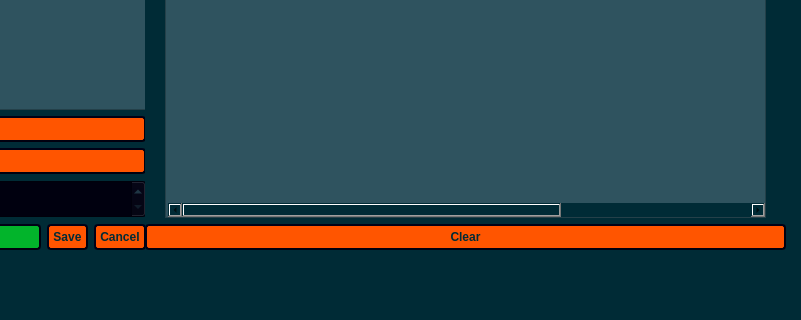
The window that argdialog.ui (StronglogicSolutions/ky_gui) describes before a commit, drawn with Qt 5; both pictures show x 565 to 1366 and y 351 to 671 of the 1366 by 671 pixel window.
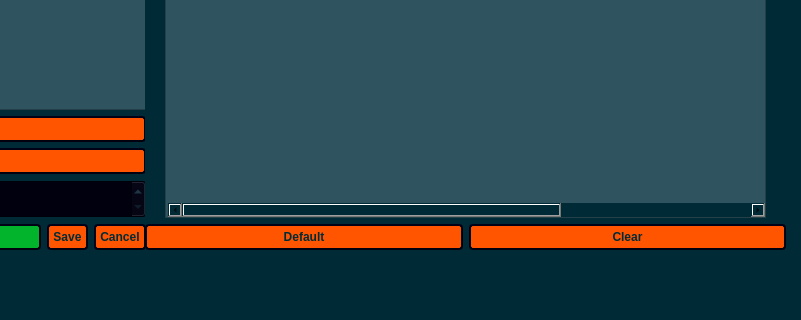
The same window after the commit. Icons and pictures are not drawn.

Commit message: clear and default buttons ability to delete rows

The edit to the form file:
```diff
--- a/argdialog.ui
+++ b/argdialog.ui
@@ -434,6 +434,28 @@
      </layout>
     </item>
     <item>
+     <layout class="QHBoxLayout" name="horizontalLayout_7">
+      <item>
+       <widget class="QPushButton" name="default_args">
+        <property name="styleSheet">
+         <string notr="true">background-color: rgb(255, 85, 0);
+font: 87 11pt &quot;Noto Sans&quot;;
+color: rgb(0, 43, 54);
+font-weight: 700;
+padding: 4px;
+border-style: outset;
+border-width: 2px;
+border-radius: 4px;
+border-color: #00000f;
+min-width: 4em;
+padding: 4px;</string>
+        </property>
+        <property name="text">
+         <string>Default</string>
+        </property>
+       </widget>
+      </item>
+      <item>
      <widget class="QPushButton" name="clear">
       <property name="styleSheet">
        <string notr="true">background-color: rgb(255, 85, 0);
@@ -452,6 +474,8 @@
        <string>Clear</string>
       </property>
      </widget>
+      </item>
+     </layout>
     </item>
    </layout>
   </widget>
```
Lines whose indentation alone changed are shown as unchanged. The commit also changes 5 other files.
